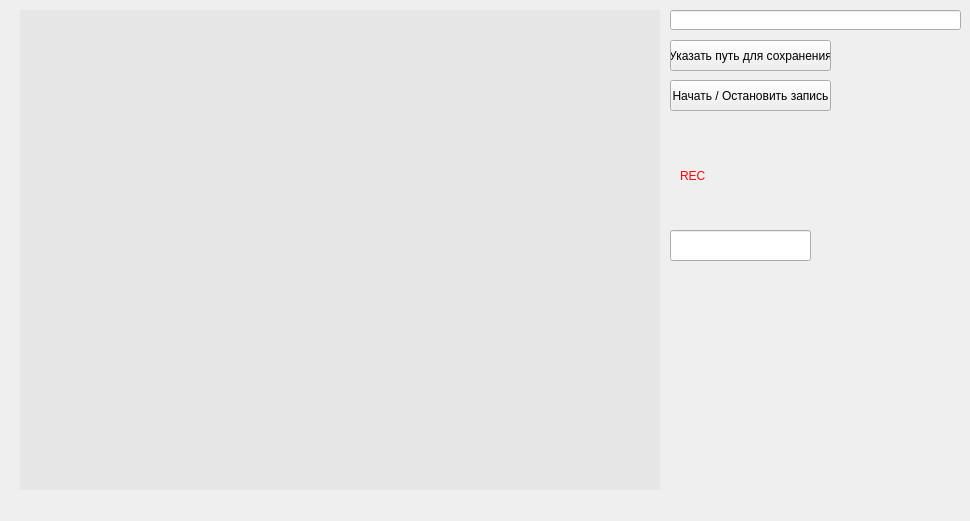
This is MainWin.ui in MedvedevIgS/PetProject1 as Qt 5 draws it before an edit. The edited form follows.
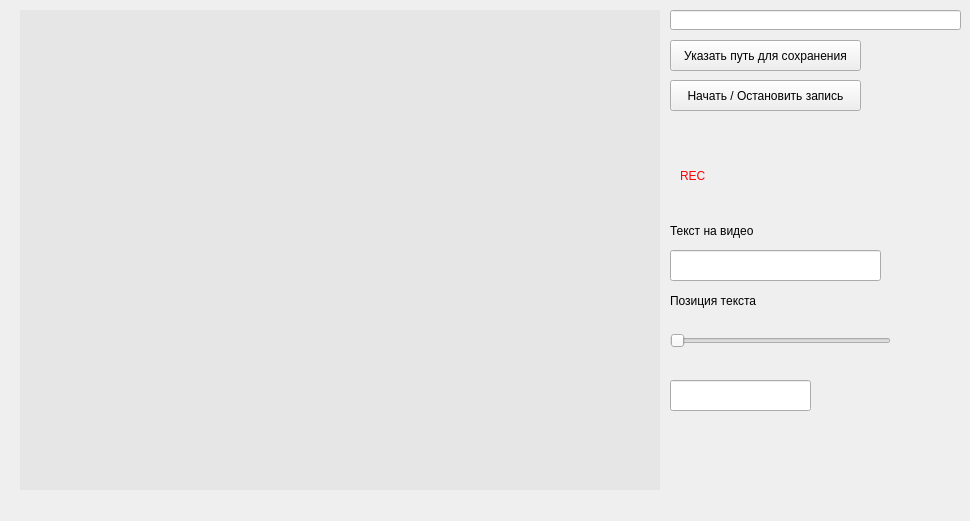
This is the edited form.

Commit message: Добавлена функция добавления текста на изображение

Patch:
```diff
--- a/MainWin.ui
+++ b/MainWin.ui
@@ -19,7 +19,7 @@
      <rect>
       <x>670</x>
       <y>80</y>
-      <width>161</width>
+      <width>191</width>
       <height>31</height>
      </rect>
     </property>
@@ -32,7 +32,7 @@
      <rect>
       <x>670</x>
       <y>40</y>
-      <width>161</width>
+      <width>191</width>
       <height>31</height>
      </rect>
     </property>
@@ -77,7 +77,7 @@
      <rect>
       <x>680</x>
       <y>150</y>
-      <width>71</width>
+      <width>91</width>
       <height>51</height>
      </rect>
     </property>
@@ -93,7 +93,7 @@
     <property name="geometry">
      <rect>
       <x>670</x>
-      <y>230</y>
+      <y>380</y>
       <width>141</width>
       <height>31</height>
      </rect>
@@ -105,6 +105,64 @@
      <string/>
     </property>
    </widget>
+   <widget class="QLabel" name="label">
+    <property name="geometry">
+     <rect>
+      <x>670</x>
+      <y>220</y>
+      <width>101</width>
+      <height>21</height>
+     </rect>
+    </property>
+    <property name="text">
+     <string>Текст на видео</string>
+    </property>
+   </widget>
+   <widget class="QLineEdit" name="VideoText">
+    <property name="geometry">
+     <rect>
+      <x>670</x>
+      <y>250</y>
+      <width>211</width>
+      <height>31</height>
+     </rect>
+    </property>
+    <property name="styleSheet">
+     <string notr="true">font: 15pt &quot;MS Sans Serif&quot;;</string>
+    </property>
+    <property name="text">
+     <string/>
+    </property>
+   </widget>
+   <widget class="QSlider" name="PozText">
+    <property name="geometry">
+     <rect>
+      <x>670</x>
+      <y>330</y>
+      <width>221</width>
+      <height>22</height>
+     </rect>
+    </property>
+    <property name="orientation">
+     <enum>Qt::Horizontal</enum>
+    </property>
+    <property name="tickInterval">
+     <number>320</number>
+    </property>
+   </widget>
+   <widget class="QLabel" name="label_2">
+    <property name="geometry">
+     <rect>
+      <x>670</x>
+      <y>290</y>
+      <width>111</width>
+      <height>21</height>
+     </rect>
+    </property>
+    <property name="text">
+     <string>Позиция текста</string>
+    </property>
+   </widget>
   </widget>
  </widget>
  <resources/>
```
The commit also changes 1 other file.
